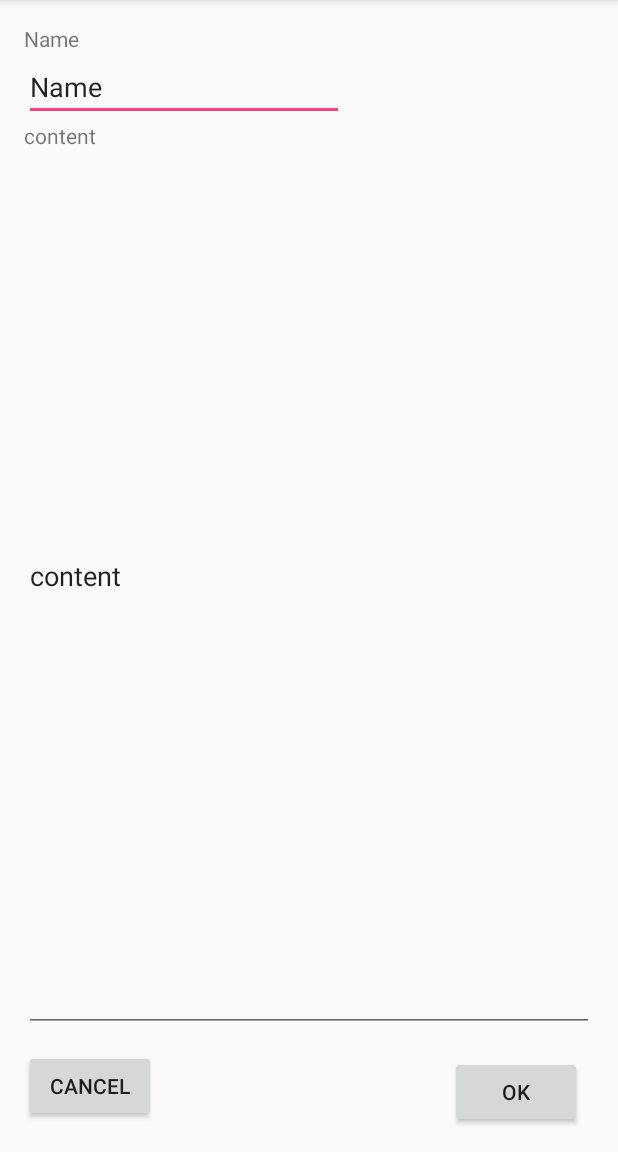
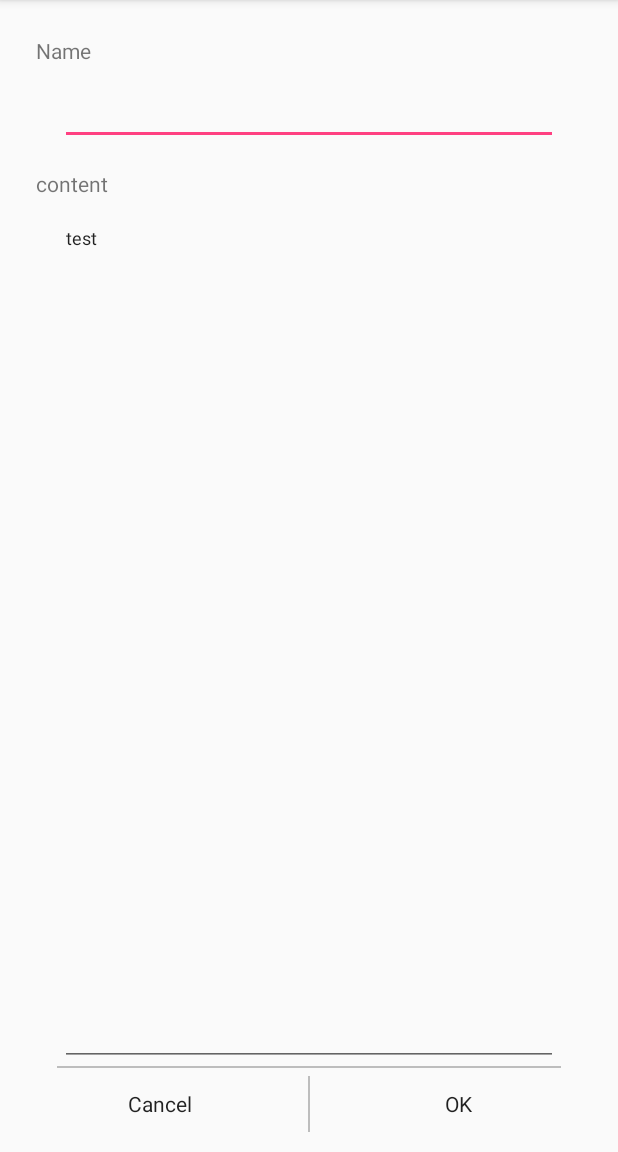
Before and after one commit to EnkiP/NotesManager, an Android app: the NewNoteActivity screen opened directly, with no data from a screen before it, on a phone screen of 412 x 824 dp, the part 84-1236 px from its top. Run offline under Robolectric (Android 15) with nearby library versions, the phone set to English and light mode, and no system bars.

Commit message:
Nouvelles fonctionnalités - ouvrir note (nouvelle activity) - supprimer note depuis la page d'affichage de la note
Affichage
- Icônes dossier et note dans l'affichage de la liste

```diff
--- a/app/src/main/AndroidManifest.xml
+++ b/app/src/main/AndroidManifest.xml
@@ -16,8 +16,8 @@
                 <category android:name="android.intent.category.LAUNCHER" />
             </intent-filter>
         </activity>
-        <activity android:name=".activities.NewFolderActivity" />
-        <activity android:name=".activities.NewNoteActivity"></activity>
+        <activity android:name=".activities.NewNoteActivity" />
+        <activity android:name=".activities.ReadNoteActivity"></activity>
     </application>
 
 </manifest>
--- a/app/src/main/res/layout/activity_new_note.xml
+++ b/app/src/main/res/layout/activity_new_note.xml
@@ -6,81 +6,97 @@
     android:layout_height="match_parent"
     tools:context="fr.utt.if26.notesmanager.activities.NewNoteActivity">
 
+    <LinearLayout
+        android:layout_width="match_parent"
+        android:layout_height="match_parent"
+        android:layout_marginBottom="8dp"
+        android:layout_marginEnd="8dp"
+        android:layout_marginStart="8dp"
+        android:layout_marginTop="8dp"
+        android:orientation="vertical"
+        app:layout_constraintBottom_toBottomOf="parent"
+        app:layout_constraintEnd_toEndOf="parent"
+        app:layout_constraintStart_toStartOf="parent"
+        app:layout_constraintTop_toTopOf="parent">
+
         <TextView
             android:id="@+id/noteNameTextView"
             android:layout_width="wrap_content"
             android:layout_height="wrap_content"
-        android:text="Name"
-        tools:layout_constraintTop_creator="1"
+            android:layout_marginBottom="8dp"
             android:layout_marginStart="16dp"
             android:layout_marginTop="16dp"
-        tools:layout_constraintLeft_creator="1"
-        app:layout_constraintLeft_toLeftOf="parent"
-        app:layout_constraintTop_toTopOf="parent" />
+            android:text="Name" />
 
         <EditText
             android:id="@+id/noteNameEditText"
-        android:layout_width="wrap_content"
+            android:layout_width="match_parent"
             android:layout_height="wrap_content"
-        android:ems="10"
-        android:inputType="textEmailSubject"
-        android:text="Name"
-        tools:layout_constraintTop_creator="1"
-        app:layout_constraintTop_toBottomOf="@+id/noteNameTextView"
-        tools:layout_constraintLeft_creator="1"
-        app:layout_constraintLeft_toLeftOf="@+id/noteNameTextView" />
+            android:layout_marginStart="32dp"
+            android:layout_marginEnd="32dp"
+            android:contentDescription="Name" />
 
         <TextView
             android:id="@+id/contentTextView"
             android:layout_width="wrap_content"
             android:layout_height="wrap_content"
-        android:text="content"
-        tools:layout_constraintTop_creator="1"
-        app:layout_constraintTop_toBottomOf="@+id/noteNameEditText"
-        tools:layout_constraintLeft_creator="1"
-        app:layout_constraintLeft_toLeftOf="@+id/noteNameEditText" />
+            android:layout_marginBottom="8dp"
+            android:layout_marginStart="16dp"
+            android:layout_marginTop="16dp"
+            android:text="content" />
 
         <EditText
             android:id="@+id/contentEditText"
-        android:layout_width="0dp"
+            android:layout_width="match_parent"
             android:layout_height="0dp"
-        android:ems="10"
+            android:layout_marginEnd="32dp"
+            android:layout_marginStart="32dp"
+            android:layout_weight="1"
+            android:contentDescription="Content"
+            android:gravity="top"
             android:inputType="textMultiLine"
-        android:text="content"
-        tools:layout_constraintTop_creator="1"
-        tools:layout_constraintRight_creator="1"
-        tools:layout_constraintBottom_creator="1"
-        android:layout_marginStart="16dp"
-        app:layout_constraintBottom_toBottomOf="parent"
-        android:layout_marginEnd="16dp"
-        app:layout_constraintRight_toRightOf="parent"
-        android:layout_marginTop="80dp"
-        tools:layout_constraintLeft_creator="1"
-        android:layout_marginBottom="80dp"
-        app:layout_constraintLeft_toLeftOf="parent"
-        app:layout_constraintTop_toTopOf="parent" />
+            android:text="test"
+            android:textSize="12sp" />
+
+        <View
+            android:layout_width="match_parent"
+            android:layout_height="1dp"
+            android:layout_marginLeft="30dp"
+            android:layout_marginRight="30dp"
+            android:background="#90909090" />
+
+        <LinearLayout
+            android:layout_width="match_parent"
+            android:layout_height="wrap_content"
+            android:orientation="horizontal"
+            style="?android:buttonBarStyle"
+            android:gravity="bottom">
+
+            <Button
+                android:id="@+id/cancelButton"
+                android:layout_width="wrap_content"
+                android:layout_height="wrap_content"
+                android:layout_weight="1"
+                android:text="Cancel"
+                style="?android:buttonBarStyle"/>
+
+            <View
+                android:layout_width="1dp"
+                android:layout_height="match_parent"
+                android:layout_marginBottom="5dp"
+                android:layout_marginTop="5dp"
+                android:background="#90909090" />
 
             <Button
                 android:id="@+id/confirmNoteCreation"
                 android:layout_width="wrap_content"
                 android:layout_height="wrap_content"
+                android:layout_weight="1"
                 android:text="OK"
-        tools:layout_constraintRight_creator="1"
-        tools:layout_constraintBottom_creator="1"
-        app:layout_constraintBottom_toBottomOf="parent"
-        android:layout_marginEnd="24dp"
-        app:layout_constraintRight_toRightOf="parent"
-        android:layout_marginBottom="16dp" />
+                style="?android:buttonBarStyle"/>
+        </LinearLayout>
 
-    <Button
-        android:id="@+id/cancelButton"
-        android:layout_width="wrap_content"
-        android:layout_height="wrap_content"
-        android:text="Cancel"
-        tools:layout_constraintBottom_creator="1"
-        android:layout_marginStart="16dp"
-        app:layout_constraintBottom_toBottomOf="parent"
-        tools:layout_constraintLeft_creator="1"
-        android:layout_marginBottom="20dp"
-        app:layout_constraintLeft_toLeftOf="parent" />
+    </LinearLayout>
+
+
 </android.support.constraint.ConstraintLayout>
--- a/app/src/main/res/layout/popup_new_folder.xml
+++ b/app/src/main/res/layout/popup_new_folder.xml
@@ -4,7 +4,7 @@
     xmlns:tools="http://schemas.android.com/tools"
     android:layout_width="match_parent"
     android:layout_height="wrap_content"
-    tools:context="fr.utt.if26.notesmanager.activities.NewFolderActivity">
+    tools:context="fr.utt.if26.notesmanager.activities.MainActivity">
 
     <LinearLayout
         android:layout_width="match_parent"
```
Also changed, not shown: app/src/main/java/fr/utt/if26/notesmanager/ItemsAdapter.java (+18 -9 lines), app/src/main/java/fr/utt/if26/notesmanager/activities/MainActivity.java (+9 -3 lines), app/src/main/java/fr/utt/if26/notesmanager/activities/NewFolderActivity.java (deleted, +0 -15 lines), app/src/main/java/fr/utt/if26/notesmanager/activities/ReadNoteActivity.java (added, +109 -0 lines), app/src/main/res/layout/activity_read_note.xml (added, +51 -0 lines), app/src/main/res/layout/listview_item.xml (+15 -13 lines), app/src/main/res/menu/menu_read_note.xml (added, +13 -0 lines), app/src/main/res/drawable/folder_icon.png (added), app/src/main/res/drawable/note_icon.png (added). Lines whose indentation alone changed are shown as unchanged.
